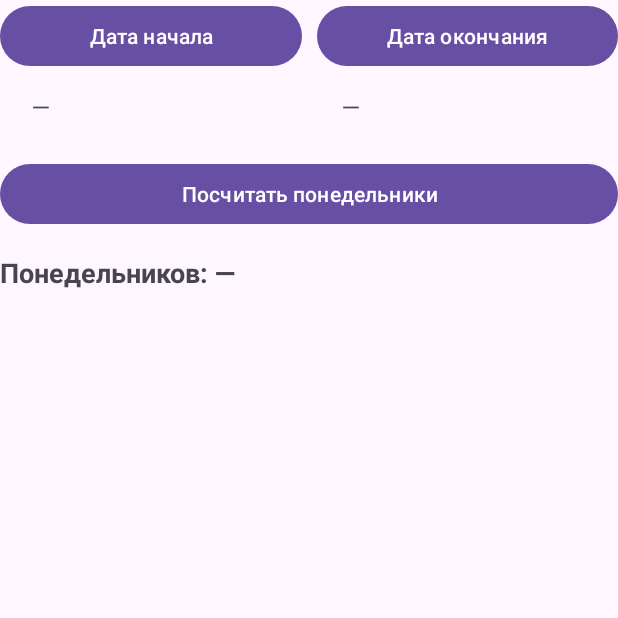
After one commit to nikitazapekin/LAB2_JAVA, an Android app: the SecondActivity screen opened directly, with no data from a screen before it, on a phone screen of 412 x 824 dp, the top half of it. The commit adds this screen. Run offline under Robolectric (Android 15) with nearby library versions, the phone set to English and light mode, and no system bars.

Commit message:
add_second_screen

```diff
--- a/app/src/main/AndroidManifest.xml
+++ b/app/src/main/AndroidManifest.xml
@@ -17,10 +17,13 @@
             android:exported="true">
             <intent-filter>
                 <action android:name="android.intent.action.MAIN" />
-
                 <category android:name="android.intent.category.LAUNCHER" />
             </intent-filter>
         </activity>
+
+        <activity
+            android:name=".SecondActivity"
+            android:exported="false" />
     </application>
 
 </manifest>
--- /dev/null
+++ b/app/src/main/java/com/example/myapplication/SecondActivity.java
@@ -0,0 +1,100 @@
+package com.example.myapplication;
+
+import android.annotation.SuppressLint;
+import android.app.DatePickerDialog;
+import android.content.Intent;
+import android.os.Bundle;
+import android.widget.Button;
+import android.widget.TextView;
+import android.widget.Toast;
+
+import androidx.appcompat.app.AppCompatActivity;
+
+import java.text.SimpleDateFormat;
+import java.util.Calendar;
+import java.util.Locale;
+
+public class SecondActivity extends AppCompatActivity {
+
+    private Button btnStart, btnEnd, btnCalc;
+    private TextView tvStart, tvEnd, tvResult;
+
+    private Calendar startCal, endCal;
+    private final SimpleDateFormat sdf = new SimpleDateFormat("dd.MM.yyyy");
+
+    @SuppressLint("MissingInflatedId")
+    @Override
+    protected void onCreate(Bundle savedInstanceState) {
+        super.onCreate(savedInstanceState);
+        setContentView(R.layout.activity_second);
+
+        btnStart = findViewById(R.id.btnStart);
+        btnEnd   = findViewById(R.id.btnEnd);
+        btnCalc  = findViewById(R.id.btnCalc);
+        tvStart  = findViewById(R.id.tvStart);
+        tvEnd    = findViewById(R.id.tvEnd);
+        tvResult = findViewById(R.id.tvResult);
+
+        btnStart.setOnClickListener(v -> showDatePicker(true));
+        btnEnd.setOnClickListener(v -> showDatePicker(false));
+        btnCalc.setOnClickListener(v -> calculateMondays());
+
+    }
+
+    private void showDatePicker(boolean isStart) {
+        Calendar base = Calendar.getInstance();
+        if (isStart && startCal != null) base = (Calendar) startCal.clone();
+        if (!isStart && endCal != null)   base = (Calendar) endCal.clone();
+
+        int y = base.get(Calendar.YEAR);
+        int m = base.get(Calendar.MONTH);
+        int d = base.get(Calendar.DAY_OF_MONTH);
+
+        DatePickerDialog dpd = new DatePickerDialog(
+                this,
+                (view, year, month, dayOfMonth) -> {
+                    Calendar chosen = Calendar.getInstance();
+                    chosen.set(year, month, dayOfMonth, 0, 0, 0);
+
+                    if (isStart) {
+                        startCal = chosen;
+                        tvStart.setText(sdf.format(chosen.getTime()));
+                    } else {
+                        endCal = chosen;
+                        tvEnd.setText(sdf.format(chosen.getTime()));
+                    }
+                },
+                y, m, d
+        );
+        dpd.show();
+    }
+
+    private void calculateMondays() {
+        if (startCal == null || endCal == null) {
+            Toast.makeText(this, "Выберите обе даты", Toast.LENGTH_SHORT).show();
+            return;
+        }
+
+        Calendar startCalTemp = (Calendar) startCal.clone();
+        Calendar endCalTemp = (Calendar) endCal.clone();
+
+        if (startCalTemp.after(endCalTemp)) {
+            Calendar tmp = startCalTemp; startCalTemp = endCalTemp; endCalTemp = tmp;
+        }
+
+        int count = countMondays(startCalTemp, endCalTemp);
+        String msg = "Период: " + sdf.format(startCalTemp.getTime()) + " — " + sdf.format(endCalTemp.getTime())
+                + "\nПонедельников: " + count;
+        tvResult.setText(msg);
+    }
+
+    private static int countMondays(Calendar start, Calendar end) {
+        Calendar cur = (Calendar) start.clone();
+        int count = 0;
+        while (!cur.after(end)) {
+            if (cur.get(Calendar.DAY_OF_WEEK) == Calendar.MONDAY) count++;
+            cur.add(Calendar.DAY_OF_MONTH, 1);
+        }
+        return count;
+    }
+}
--- /dev/null
+++ b/app/src/main/res/layout/activity_second.xml
@@ -0,0 +1,73 @@
+<?xml version="1.0" encoding="utf-8"?>
+<androidx.constraintlayout.widget.ConstraintLayout xmlns:android="http://schemas.android.com/apk/res/android"
+    android:layout_width="match_parent"
+    android:layout_height="match_parent"
+    xmlns:app="http://schemas.android.com/apk/res-auto">
+
+    <Button
+        android:id="@+id/btnStart"
+        android:layout_width="0dp"
+        android:layout_height="wrap_content"
+        android:text="Дата начала"
+        android:layout_marginRight="10dp"
+        app:layout_constraintEnd_toStartOf="@+id/btnEnd"
+        app:layout_constraintStart_toStartOf="parent"
+        app:layout_constraintHorizontal_weight="1"
+        app:layout_constraintTop_toTopOf="parent"/>
+
+    <Button
+        android:id="@+id/btnEnd"
+        android:layout_width="0dp"
+        android:layout_height="wrap_content"
+        android:text="Дата окончания"
+        app:layout_constraintStart_toEndOf="@+id/btnStart"
+        app:layout_constraintEnd_toEndOf="parent"
+        app:layout_constraintHorizontal_weight="1"
+        app:layout_constraintTop_toTopOf="@+id/btnStart"/>
+
+    <TextView
+        android:id="@+id/tvStart"
+        android:layout_width="160dp"
+        android:layout_height="33dp"
+        android:paddingTop="12dp"
+        android:text="—"
+        android:textSize="16sp"
+        app:layout_constraintEnd_toEndOf="@+id/btnStart"
+        app:layout_constraintStart_toStartOf="@+id/btnStart"
+        app:layout_constraintTop_toBottomOf="@+id/btnStart" />
+
+    <TextView
+        android:id="@+id/tvEnd"
+        android:layout_width="168dp"
+        android:layout_height="32dp"
+        android:paddingTop="12dp"
+        android:text="—"
+        android:textSize="16sp"
+        app:layout_constraintEnd_toEndOf="@+id/btnEnd"
+        app:layout_constraintStart_toStartOf="@+id/btnEnd"
+        app:layout_constraintTop_toBottomOf="@+id/btnEnd" />
+
+    <Button
+        android:id="@+id/btnCalc"
+        android:layout_width="0dp"
+        android:layout_height="wrap_content"
+        android:text="Посчитать понедельники"
+        app:layout_constraintTop_toBottomOf="@+id/tvStart"
+        app:layout_constraintStart_toStartOf="parent"
+        app:layout_constraintEnd_toEndOf="parent"
+        android:layout_marginTop="24dp"/>
+
+    <TextView
+        android:id="@+id/tvResult"
+        android:layout_width="0dp"
+        android:layout_height="wrap_content"
+        android:text="Понедельников: —"
+        android:textStyle="bold"
+        android:textSize="18sp"
+        app:layout_constraintTop_toBottomOf="@+id/btnCalc"
+        app:layout_constraintStart_toStartOf="parent"
+        app:layout_constraintEnd_toEndOf="parent"
+        android:layout_marginTop="16dp"/>
+
+
+</androidx.constraintlayout.widget.ConstraintLayout>
```
Also changed, not shown: app/src/main/java/com/example/myapplication/MainActivity.java (+14 -159 lines), app/src/main/res/layout/activity_main.xml (+12 -1 lines).
